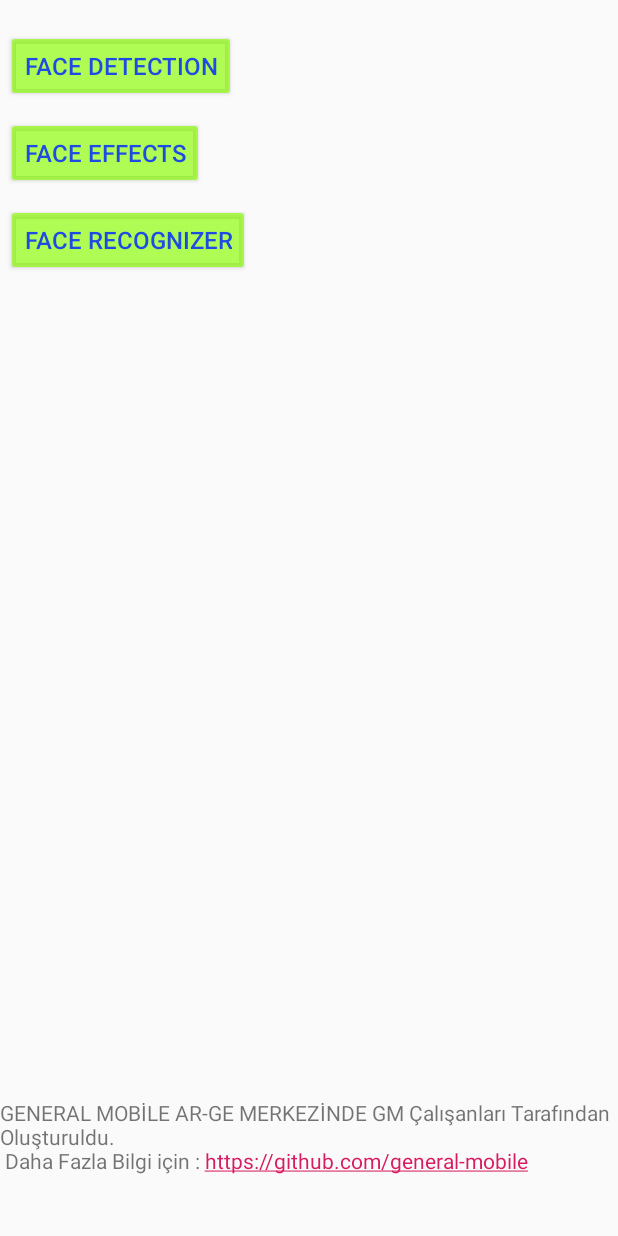
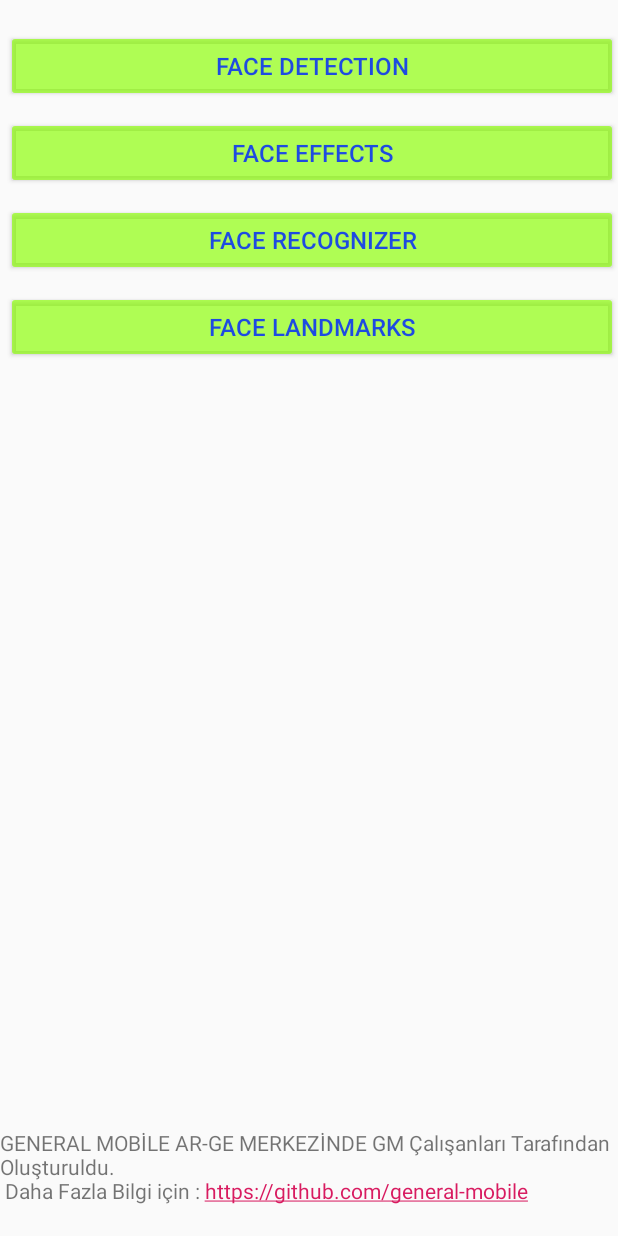
Before and after one commit to erolerdogan/GM-Face-AI, an Android app: the screen it shows after launch (MainActivity), on a phone screen of 412 x 824 dp. Run offline under Robolectric (Android 15) with nearby library versions, the phone set to English and light mode, and no system bars.

Commit message:
Face landmarks option has been created. Still under development

```diff
--- a/app/src/main/res/layout/activity_main.xml
+++ b/app/src/main/res/layout/activity_main.xml
@@ -18,7 +18,7 @@
 
         <Button
             android:id="@+id/btnFaceDet"
-            android:layout_width="wrap_content"
+            android:layout_width="match_parent"
             android:layout_height="wrap_content"
             android:layout_marginStart="4dp"
             android:layout_marginTop="20dp"
@@ -30,7 +30,7 @@
 
         <Button
             android:id="@+id/btnFaceDet2"
-            android:layout_width="wrap_content"
+            android:layout_width="match_parent"
             android:layout_height="wrap_content"
             android:layout_marginStart="4dp"
             android:layout_marginTop="10dp"
@@ -42,13 +42,24 @@
 
         <Button
             android:id="@+id/btnFaceDet3"
-            android:layout_width="wrap_content"
+            android:layout_width="match_parent"
             android:layout_height="wrap_content"
             android:layout_marginStart="4dp"
             android:layout_marginTop="10dp"
             android:backgroundTint="#A98AFF00"
             android:shadowRadius="24"
             android:text="@string/face_recognizer"
+            android:textColor="#D30025FF"
+            android:textSize="16sp" />
+        <Button
+            android:id="@+id/btnFaceDet4"
+            android:layout_width="match_parent"
+            android:layout_height="wrap_content"
+            android:layout_marginStart="4dp"
+            android:layout_marginTop="10dp"
+            android:backgroundTint="#A98AFF00"
+            android:shadowRadius="24"
+            android:text="@string/face_landmarks"
             android:textColor="#D30025FF"
             android:textSize="16sp" />
 
@@ -66,6 +77,7 @@
                 android:layout_marginStart="0dp"
                 android:layout_marginBottom="0dp"
                 android:autoLink="web"
+                android:gravity="center|left"
                 android:text="@string/textview" />
         </RelativeLayout>
 
--- a/app/src/main/res/values/strings.xml
+++ b/app/src/main/res/values/strings.xml
@@ -17,4 +17,5 @@
     <string name="ok">OK</string>
     <string name="face_recognizer">Face Recognizer</string>
     <string name="textview">TextView</string>
+    <string name="face_landmarks">Face Landmarks</string>
 </resources>
```
